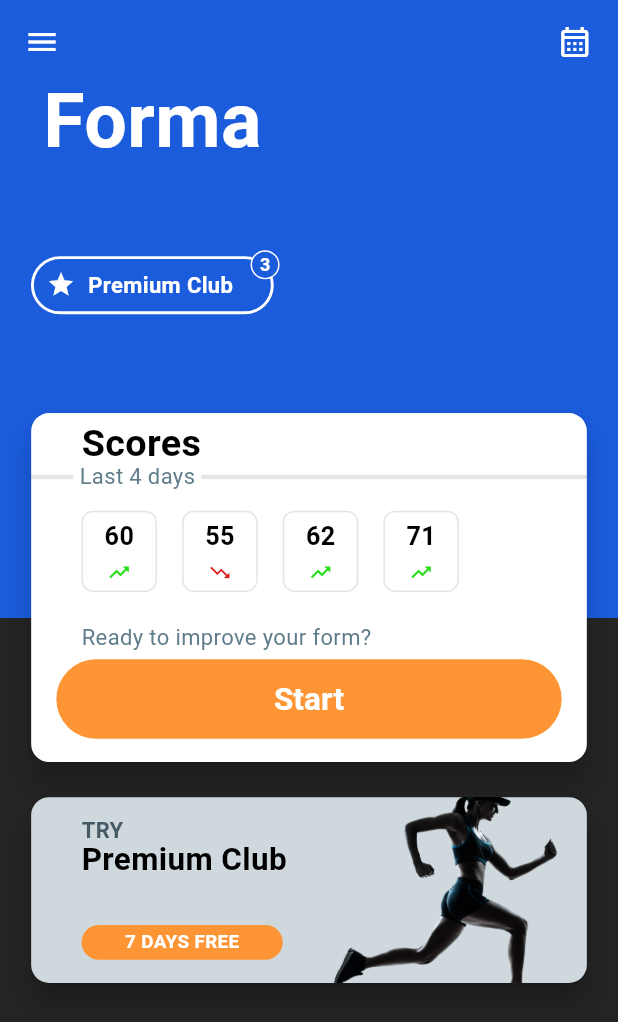
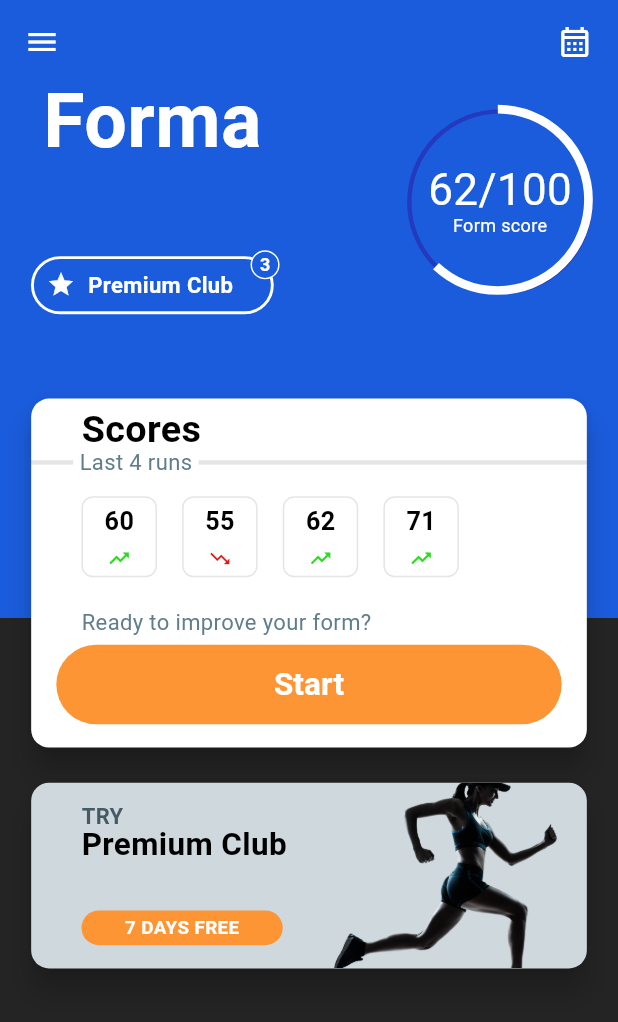
Before and after one commit to getforma/forma-app, a Flutter app: the screen it shows after launch, on a phone screen of 412 x 824 dp. Shown: the top 1022 px of the screen. Run offline on Flutter 3.47's test engine with Material 3 defaults, Android fonts, the phone set to English and light mode, and no system bars; our stand-ins replace auto_route, flutter_screenutil, get_it, injectable; generated files the repository leaves out were written again.

Commit message:
Add form score widget

```diff
--- a/lib/feature/main/main_screen.dart
+++ b/lib/feature/main/main_screen.dart
@@ -2,6 +2,7 @@ import 'package:auto_route/auto_route.dart';
 import 'package:collection/collection.dart';
 import 'package:flutter/material.dart';
 import 'package:flutter_screenutil/flutter_screenutil.dart';
+import 'package:forma_app/feature/main/widget/partial_circle_painter.dart';
 import 'package:forma_app/generated/l10n.dart';
 import 'package:forma_app/styles/app_colors.dart';
 import 'package:forma_app/styles/button_styles.dart';
@@ -10,6 +11,8 @@ import 'package:forma_app/widget/app_divider.dart';
 
 const _kFormPercentages = [60, 55, 62, 71];
 const _kPremiumClubNotificationSize = 20;
+const _kFormScoreSize = 128;
+const _kFormScoreBorderWidth = 6;
 
 @RoutePage()
 class MainScreen extends StatelessWidget {
@@ -65,7 +68,7 @@ class MainScreen extends StatelessWidget {
             crossAxisAlignment: CrossAxisAlignment.start,
             children: [
               _topSection(context),
-              60.verticalSpace,
+              50.verticalSpace,
               _lastActivities(context),
               16.verticalSpace,
               _tryPremium(context),
@@ -138,6 +141,44 @@ class MainScreen extends StatelessWidget {
               ),
             ],
           ),
+          const Spacer(),
+          Stack(
+            children: [
+              Container(
+                width: _kFormScoreSize.r,
+                height: _kFormScoreSize.r,
+                decoration: BoxDecoration(
+                  border: Border.all(
+                    width: 3.r,
+                    color: AppColors.primaryBlueDark,
+                  ),
+                  shape: BoxShape.circle,
+                ),
+                child: Column(
+                  mainAxisAlignment: MainAxisAlignment.center,
+                  children: [
+                    Text(
+                      "62/100",
+                      style: TextStyles.homeFormScore.sp,
+                    ),
+                    4.verticalSpace,
+                    Text(
+                      S.of(context).home_form_score,
+                      style: TextStyles.h6Light,
+                    ),
+                  ],
+                ),
+              ),
+              CustomPaint(
+                painter: PartialCirclePainter(
+                  degree: 223,
+                  width: _kFormScoreBorderWidth.r,
+                ),
+                size: Size.square(
+                    (_kFormScoreSize - _kFormScoreBorderWidth / 2).r),
+              ),
+            ],
+          ),
         ],
       );
 
@@ -204,7 +245,7 @@ class MainScreen extends StatelessWidget {
           const SizedBox(width: 28, child: AppDivider()),
           4.horizontalSpace,
           Text(
-            S.of(context).home_last_days,
+            S.of(context).home_last_runs,
             style: TextStyles.homeCardSubheading.sp,
           ),
           4.horizontalSpace,
--- /dev/null
+++ b/lib/feature/main/widget/partial_circle_painter.dart
@@ -0,0 +1,41 @@
+import 'package:flutter/material.dart';
+import 'dart:math' as math;
+
+import 'package:forma_app/styles/app_colors.dart';
+
+class PartialCirclePainter extends CustomPainter {
+  final Color color;
+  final double degree;
+  final double width;
+
+  PartialCirclePainter({
+    this.color = AppColors.pureWhite,
+    this.width = 0,
+    this.degree = 360,
+  });
+
+  @override
+  void paint(Canvas canvas, Size size) {
+    final radians = degree * 2 * math.pi / 360;
+    Paint paint = Paint()
+      ..color = color
+      ..strokeWidth = width
+      ..style = PaintingStyle.stroke;
+
+    canvas.drawArc(
+      Rect.fromCenter(
+        center: Offset(size.height / 2, size.width / 2),
+        height: size.height,
+        width: size.width,
+      ),
+      -math.pi / 2,
+      radians,
+      false,
+      paint,
+    );
+  }
+
+  @override
+  bool shouldRepaint(PartialCirclePainter oldDelegate) =>
+      oldDelegate.degree != degree;
+}
--- a/lib/l10n/intl_en_US.arb
+++ b/lib/l10n/intl_en_US.arb
@@ -2,11 +2,12 @@
   "@@locale": "en_US",
   "app_name": "Forma",
   "home_scores": "Scores",
-  "home_last_days": "Last 4 days",
+  "home_last_runs": "Last 4 runs",
   "home_percent": "%",
   "home_start": "Start",
   "home_card_action_description": "Ready to improve your form?",
   "home_try": "TRY",
   "home_premium_club": "Premium Club",
-  "home_7_days_free": "7 DAYS FREE"
+  "home_7_days_free": "7 DAYS FREE",
+  "home_form_score": "Form score"
 }
--- a/lib/styles/app_colors.dart
+++ b/lib/styles/app_colors.dart
@@ -4,6 +4,8 @@ class AppColors {
   static const Color pureBlack = Color(0xFF000000);
   static const Color pureWhite = Color(0xFFFFFFFF);
   static const Color primaryBlue = Color(0xFF1B5CDD);
+  static const Color primaryBlueDark = Color(0xFF2339BE);
+
   static const Color primaryBlack = Color(0xFF242424);
   static const Color accentOrange = Color(0xFFFD9535);
   static const Color accentLavender = Color(0xFFA3A9F5);
--- a/lib/styles/text_styles.dart
+++ b/lib/styles/text_styles.dart
@@ -52,6 +52,7 @@ class TextStyles {
       h5Dark.copyWith(color: AppColors.blueGrey);
   static final homePremiumSupheader =
       h5BoldDark.copyWith(color: AppColors.blueGrey700);
+  static final homeFormScore = h2Light.copyWith(fontSize: 28);
 }
 
 extension TextStyleScaling on TextStyle {
```
Also changed, not shown: lib/generated/intl/messages_en_US.dart, lib/generated/l10n.dart.
